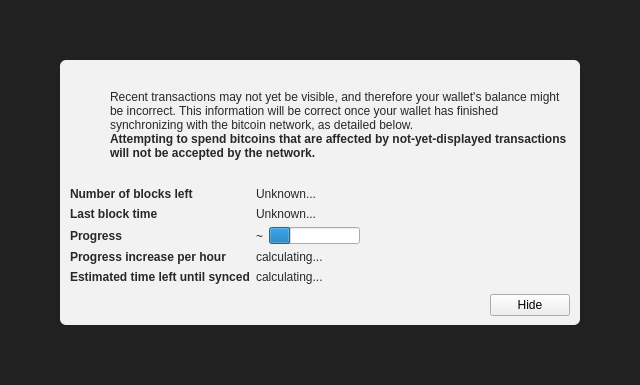
This is src/qt/forms/modaloverlay.ui in Global-localhost/TurboCoin as Qt 5 draws it before an edit. The edited form follows.
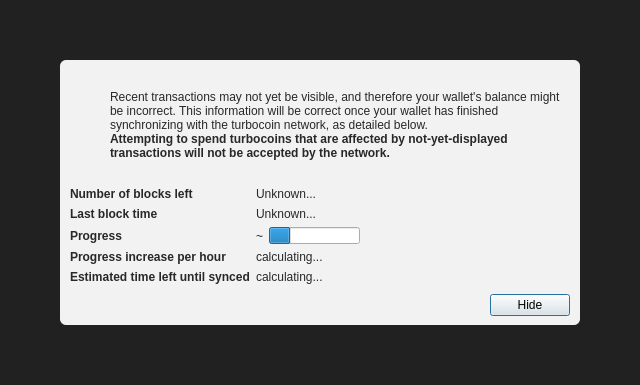
This is the edited form. Icons and pictures are not drawn. Custom widgets are drawn as their Qt base class.

Diff of the .ui file:
```diff
--- a/src/qt/forms/modaloverlay.ui
+++ b/src/qt/forms/modaloverlay.ui
@@ -130,7 +130,7 @@
              <item>
               <widget class="QLabel" name="infoText">
                <property name="text">
-                <string>Recent transactions may not yet be visible, and therefore your wallet's balance might be incorrect. This information will be correct once your wallet has finished synchronizing with the bitcoin network, as detailed below.</string>
+                <string>Recent transactions may not yet be visible, and therefore your wallet's balance might be incorrect. This information will be correct once your wallet has finished synchronizing with the turbocoin network, as detailed below.</string>
                </property>
                <property name="textFormat">
                 <enum>Qt::RichText</enum>
@@ -149,7 +149,7 @@
                 </font>
                </property>
                <property name="text">
-                <string>Attempting to spend bitcoins that are affected by not-yet-displayed transactions will not be accepted by the network.</string>
+                <string>Attempting to spend turbocoins that are affected by not-yet-displayed transactions will not be accepted by the network.</string>
                </property>
                <property name="textFormat">
                 <enum>Qt::RichText</enum>
@@ -351,6 +351,12 @@
              <property name="text">
               <string>Hide</string>
              </property>
+             <property name="focusPolicy">
+              <enum>Qt::StrongFocus</enum>
+             </property>
+             <property name="default">
+              <bool>true</bool>
+             </property>
             </widget>
            </item>
           </layout>
```
Left out of the diff: 2 changed lines with no effect on the pictures.
